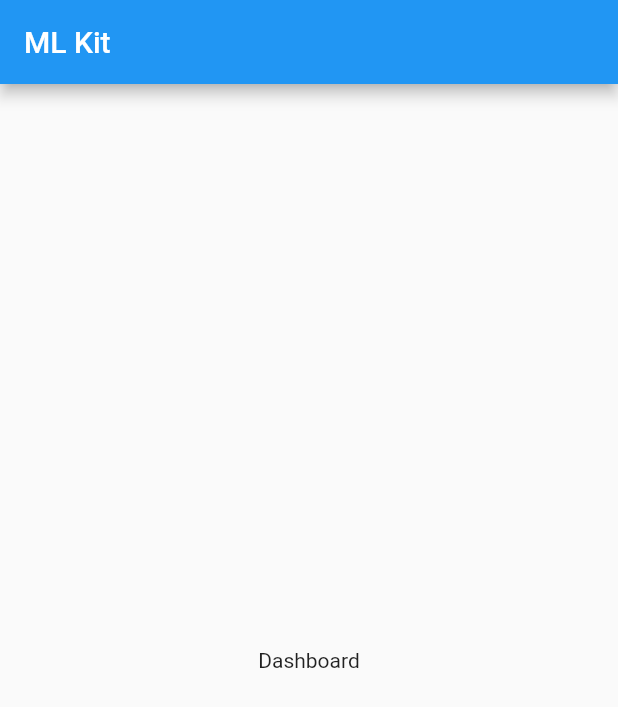
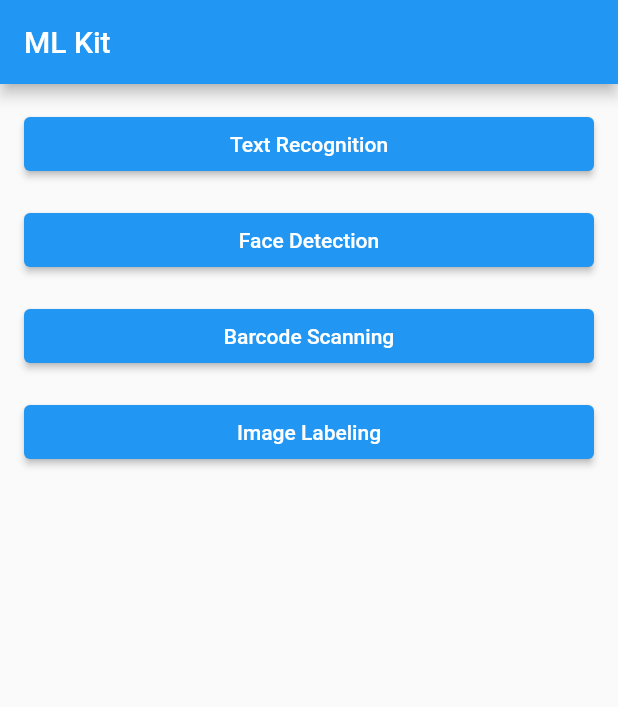
Before and after one commit to ahmadexe/Flutter-Google-ML-Kit, a Flutter app: the screen it shows after launch, on a phone screen of 412 x 824 dp. Shown: the top 707 px of the screen. Run offline on Flutter 3.47's test engine with Material 2 defaults, Android fonts, the phone set to English and light mode, and no system bars; our stand-ins replace firebase_core; accounts and stored records are empty.

Commit message:
dashboard UI design done

```diff
--- a/lib/screens/dashboard.dart
+++ b/lib/screens/dashboard.dart
@@ -9,8 +9,32 @@
       appBar: AppBar(
         title: const Text('ML Kit'),
       ),
-      body: const Center(
-        child: Text('Dashboard'),
+      body: Padding(
+        padding: const EdgeInsets.all(16),
+        child: Column(
+          crossAxisAlignment: CrossAxisAlignment.stretch,
+          children: [
+            ElevatedButton(
+              onPressed: () {},
+              child: const Text('Text Recognition'),
+            ),
+            const SizedBox(height: 16),
+            ElevatedButton(
+              onPressed: () {},
+              child: const Text('Face Detection'),
+            ),
+            const SizedBox(height: 16),
+            ElevatedButton(
+              onPressed: () {},
+              child: const Text('Barcode Scanning'),
+            ),
+            const SizedBox(height: 16),
+            ElevatedButton(
+              onPressed: () {},
+              child: const Text('Image Labeling'),
+            ),
+          ],
+        ),
       ),
     );
   }
```
